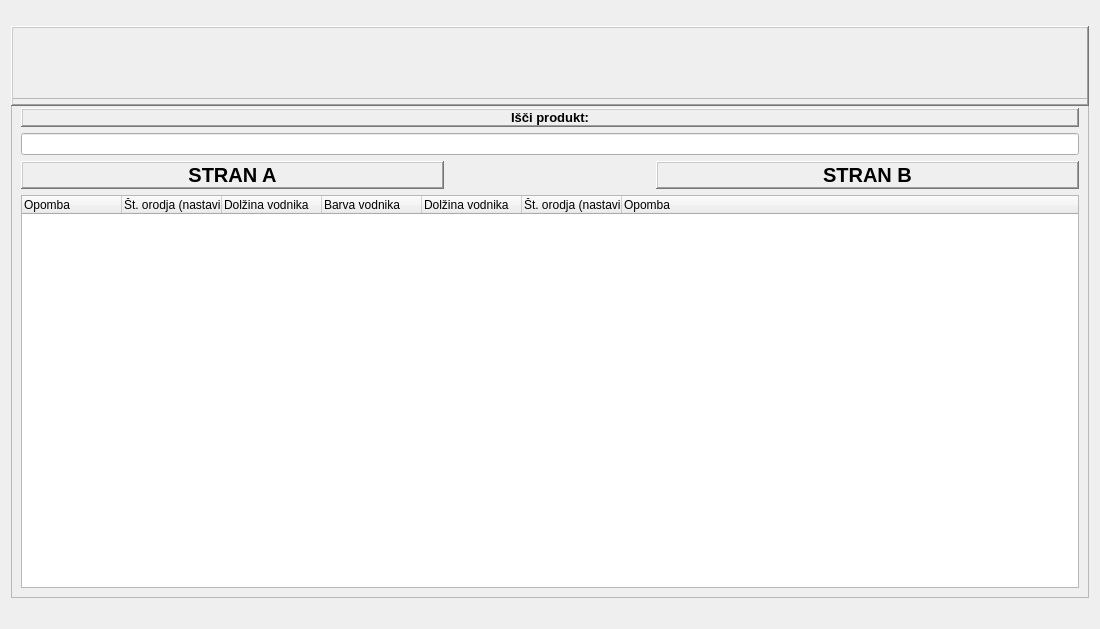
Above: proizvodniproces.ui from nejcSedo/PrintNalepk before the change. Below: the same form after it.
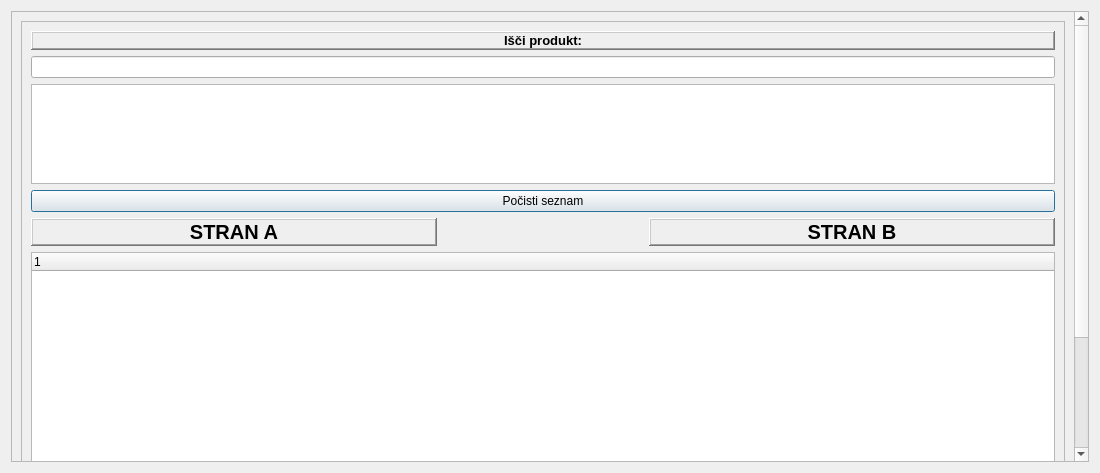
That is the form after the change.

What changed in the file:
```diff
--- a/proizvodniproces.ui
+++ b/proizvodniproces.ui
@@ -7,7 +7,7 @@
     <x>0</x>
     <y>0</y>
     <width>1100</width>
-    <height>629</height>
+    <height>473</height>
    </rect>
   </property>
   <property name="minimumSize">
@@ -20,70 +20,88 @@
    <string>Dialog</string>
   </property>
   <layout class="QGridLayout" name="gridLayout_2">
-   <item row="2" column="0">
+   <item row="0" column="0">
+    <widget class="QScrollArea" name="scrollArea">
+     <property name="widgetResizable">
+      <bool>true</bool>
+     </property>
+     <widget class="QWidget" name="scrollAreaWidgetContents_2">
+      <property name="geometry">
+       <rect>
+        <x>0</x>
+        <y>0</y>
+        <width>1063</width>
+        <height>609</height>
+       </rect>
+      </property>
+      <layout class="QGridLayout" name="gridLayout_3">
+       <item row="0" column="0">
     <widget class="QFrame" name="frame">
-     <property name="sizePolicy">
-      <sizepolicy hsizetype="Expanding" vsizetype="Expanding">
-       <horstretch>0</horstretch>
-       <verstretch>0</verstretch>
-      </sizepolicy>
-     </property>
-     <property name="minimumSize">
-      <size>
-       <width>500</width>
-       <height>500</height>
-      </size>
-     </property>
      <property name="frameShape">
       <enum>QFrame::StyledPanel</enum>
      </property>
      <property name="frameShadow">
       <enum>QFrame::Raised</enum>
      </property>
-     <property name="lineWidth">
-      <number>3</number>
-     </property>
      <layout class="QGridLayout" name="gridLayout">
-      <item row="3" column="0">
+          <item row="5" column="0">
        <widget class="QTreeWidget" name="treeWidget">
-        <column>
-         <property name="text">
-          <string>Opomba</string>
-         </property>
-        </column>
+            <property name="minimumSize">
+             <size>
+              <width>0</width>
+              <height>300</height>
+             </size>
+            </property>
         <column>
          <property name="text">
-          <string>Št. orodja (nastavitev glave)</string>
-         </property>
-        </column>
-        <column>
-         <property name="text">
-          <string>Dolžina vodnika</string>
-         </property>
-        </column>
-        <column>
-         <property name="text">
-          <string>Barva vodnika</string>
-         </property>
-        </column>
-        <column>
-         <property name="text">
-          <string>Dolžina vodnika</string>
-         </property>
-        </column>
-        <column>
-         <property name="text">
-          <string>Št. orodja (nastavitev glave)</string>
-         </property>
-        </column>
-        <column>
-         <property name="text">
-          <string>Opomba</string>
+              <string notr="true">1</string>
          </property>
         </column>
        </widget>
       </item>
       <item row="2" column="0">
+           <widget class="QListWidget" name="listWidget">
+            <property name="minimumSize">
+             <size>
+              <width>0</width>
+              <height>100</height>
+             </size>
+            </property>
+            <property name="maximumSize">
+             <size>
+              <width>16777215</width>
+              <height>100</height>
+             </size>
+            </property>
+           </widget>
+          </item>
+          <item row="0" column="0">
+           <widget class="QLabel" name="label_4">
+            <property name="font">
+             <font>
+              <pointsize>10</pointsize>
+              <weight>75</weight>
+              <bold>true</bold>
+             </font>
+            </property>
+            <property name="frameShape">
+             <enum>QFrame::WinPanel</enum>
+            </property>
+            <property name="frameShadow">
+             <enum>QFrame::Raised</enum>
+            </property>
+            <property name="lineWidth">
+             <number>2</number>
+            </property>
+            <property name="text">
+             <string>Išči produkt:</string>
+            </property>
+            <property name="alignment">
+             <set>Qt::AlignCenter</set>
+            </property>
+           </widget>
+          </item>
+          <item row="4" column="0">
        <layout class="QHBoxLayout" name="horizontalLayout">
         <item>
          <widget class="QLabel" name="label">
@@ -164,96 +182,35 @@
         </item>
        </layout>
       </item>
+          <item row="7" column="0">
+           <widget class="QLabel" name="label_image">
+            <property name="text">
+             <string/>
+            </property>
+           </widget>
+          </item>
+          <item row="3" column="0">
+           <widget class="QPushButton" name="pushButton_pocisti">
+            <property name="text">
+             <string>Počisti seznam</string>
+            </property>
+           </widget>
+          </item>
       <item row="1" column="0">
        <widget class="QLineEdit" name="lineEdit_isciProdukt"/>
       </item>
-      <item row="0" column="0">
-       <widget class="QLabel" name="label_4">
-        <property name="font">
-         <font>
-          <pointsize>10</pointsize>
-          <weight>75</weight>
-          <bold>true</bold>
-         </font>
-        </property>
-        <property name="frameShape">
-         <enum>QFrame::WinPanel</enum>
-        </property>
-        <property name="frameShadow">
-         <enum>QFrame::Raised</enum>
-        </property>
-        <property name="lineWidth">
-         <number>2</number>
-        </property>
+          <item row="6" column="0">
+           <widget class="QPushButton" name="pushButton_skrijSliko">
         <property name="text">
-         <string>Išči produkt:</string>
-        </property>
-        <property name="alignment">
-         <set>Qt::AlignCenter</set>
-        </property>
+             <string>Skrij sliko</string>
+            </property>
        </widget>
       </item>
      </layout>
     </widget>
    </item>
-   <item row="1" column="0">
-    <spacer name="verticalSpacer">
-     <property name="orientation">
-      <enum>Qt::Vertical</enum>
-     </property>
-     <property name="sizeHint" stdset="0">
-      <size>
-       <width>20</width>
-       <height>40</height>
-      </size>
-     </property>
-    </spacer>
-   </item>
-   <item row="0" column="0">
-    <widget class="QLabel" name="nazivProdukta">
-     <property name="sizePolicy">
-      <sizepolicy hsizetype="Preferred" vsizetype="MinimumExpanding">
-       <horstretch>0</horstretch>
-       <verstretch>0</verstretch>
-      </sizepolicy>
-     </property>
-     <property name="minimumSize">
-      <size>
-       <width>0</width>
-       <height>80</height>
-      </size>
-     </property>
-     <property name="maximumSize">
-      <size>
-       <width>5000</width>
-       <height>50</height>
-      </size>
-     </property>
-     <property name="layoutDirection">
-      <enum>Qt::LeftToRight</enum>
-     </property>
-     <property name="frameShape">
-      <enum>QFrame::WinPanel</enum>
-     </property>
-     <property name="frameShadow">
-      <enum>QFrame::Raised</enum>
-     </property>
-     <property name="lineWidth">
-      <number>10</number>
-     </property>
-     <property name="text">
-      <string/>
-     </property>
-     <property name="alignment">
-      <set>Qt::AlignCenter</set>
-     </property>
-    </widget>
-   </item>
-   <item row="3" column="0">
-    <widget class="QLabel" name="slikaProdukta">
-     <property name="text">
-      <string/>
-     </property>
+      </layout>
+     </widget>
     </widget>
    </item>
   </layout>
```
Left out of the diff: 8 changed lines with no effect on the pictures. Lines whose indentation alone changed are shown as unchanged.
